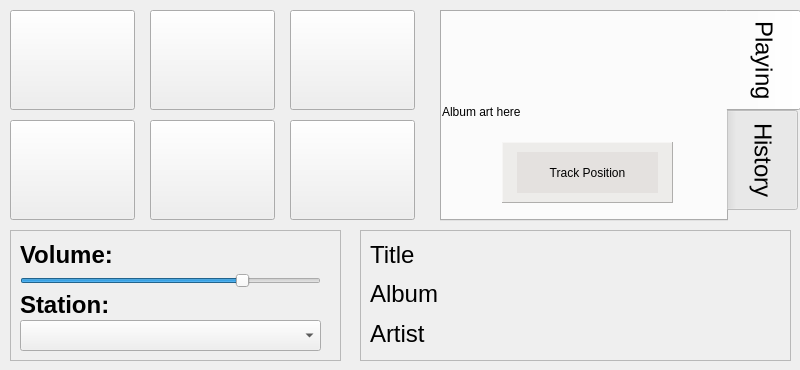
The window that qAndora-mobile.ui (JeffHoogland/qAndora) describes before a commit, drawn with Qt 5.
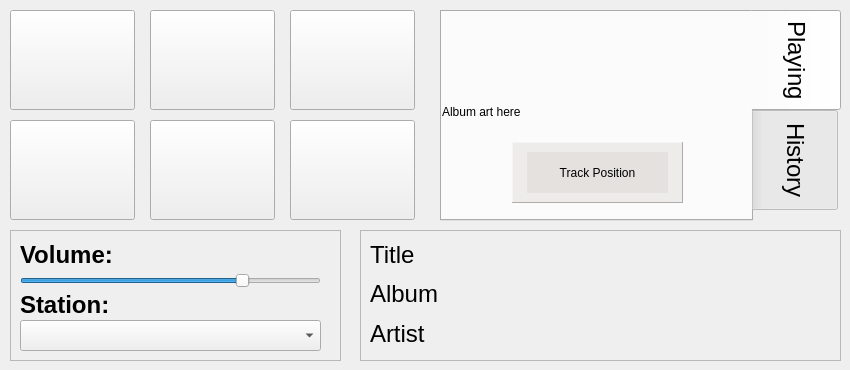
The same window after the commit. Icons and pictures are not drawn.

Commit message: More touch optimizations to the mobile UI

```diff
--- a/qAndora-mobile.ui
+++ b/qAndora-mobile.ui
@@ -6,19 +6,19 @@
    <rect>
     <x>0</x>
     <y>0</y>
-    <width>800</width>
+    <width>850</width>
     <height>370</height>
    </rect>
   </property>
   <property name="minimumSize">
    <size>
-    <width>800</width>
+    <width>850</width>
     <height>360</height>
    </size>
   </property>
   <property name="maximumSize">
    <size>
-    <width>800</width>
+    <width>850</width>
     <height>450</height>
    </size>
   </property>
@@ -35,7 +35,7 @@
      <rect>
       <x>440</x>
       <y>10</y>
-      <width>361</width>
+      <width>401</width>
       <height>211</height>
      </rect>
     </property>
@@ -45,7 +45,7 @@
      </font>
     </property>
     <property name="styleSheet">
-     <string notr="true">QTabBar::tab { height: 100px; width: 75px; }</string>
+     <string notr="true">QTabBar::tab { height: 100px; width: 90px; }</string>
     </property>
     <property name="tabPosition">
      <enum>QTabWidget::East</enum>
@@ -62,13 +62,13 @@
        <rect>
         <x>0</x>
         <y>0</y>
-        <width>290</width>
+        <width>300</width>
         <height>200</height>
        </rect>
       </property>
       <property name="minimumSize">
        <size>
-        <width>290</width>
+        <width>300</width>
         <height>200</height>
        </size>
       </property>
@@ -88,7 +88,7 @@
      <widget class="QFrame" name="positionFrame">
       <property name="geometry">
        <rect>
-        <x>60</x>
+        <x>70</x>
         <y>130</y>
         <width>171</width>
         <height>61</height>
@@ -986,7 +986,7 @@
      <rect>
       <x>360</x>
       <y>230</y>
-      <width>431</width>
+      <width>481</width>
       <height>131</height>
      </rect>
     </property>
@@ -1001,7 +1001,7 @@
       <rect>
        <x>10</x>
        <y>10</y>
-       <width>401</width>
+       <width>461</width>
        <height>31</height>
       </rect>
      </property>
@@ -1023,7 +1023,7 @@
       <rect>
        <x>10</x>
        <y>49</y>
-       <width>401</width>
+       <width>461</width>
        <height>31</height>
       </rect>
      </property>
@@ -1045,7 +1045,7 @@
       <rect>
        <x>10</x>
        <y>89</y>
-       <width>401</width>
+       <width>461</width>
        <height>31</height>
       </rect>
      </property>
```
Left out of the diff: 2 changed lines with no effect on the pictures. The commit also changes 6 other files.
